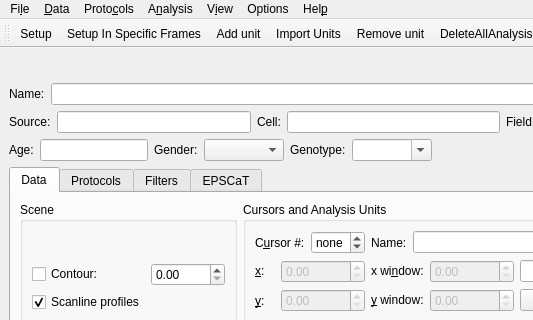
Before: the Qt Designer form imaging/LSCaTWindow.ui in ctigaret/scipyen, drawn with Qt 5; both pictures show x 0 to 533 and y 0 to 320 of the 757 by 776 pixel window.
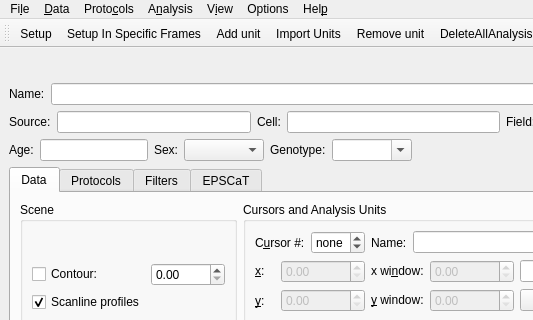
After: the same form once the commit is applied. Icons and pictures are not drawn.

What changed in the file:
```diff
--- a/imaging/LSCaTWindow.ui
+++ b/imaging/LSCaTWindow.ui
@@ -253,7 +253,7 @@
                </sizepolicy>
               </property>
               <property name="text">
-               <string>Gender:</string>
+               <string>Sex:</string>
               </property>
              </widget>
             </item>
```
Left out of the diff: 4 changed lines with no effect on the pictures.
